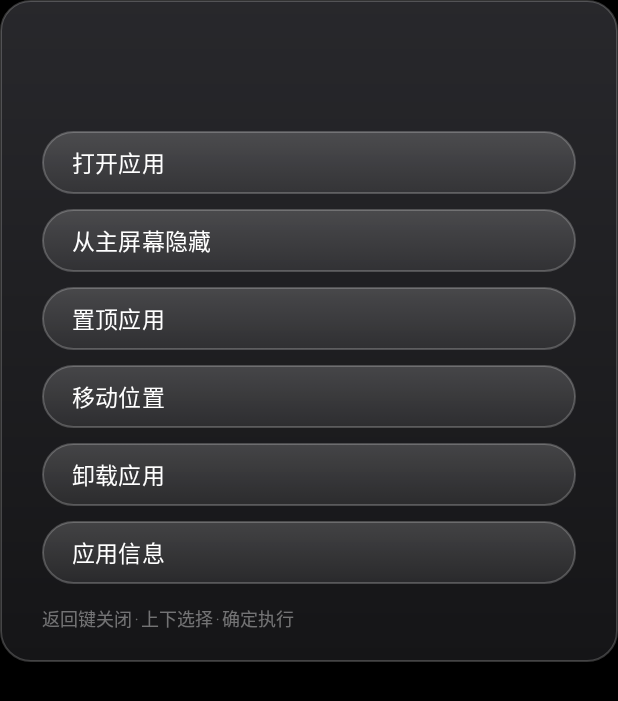
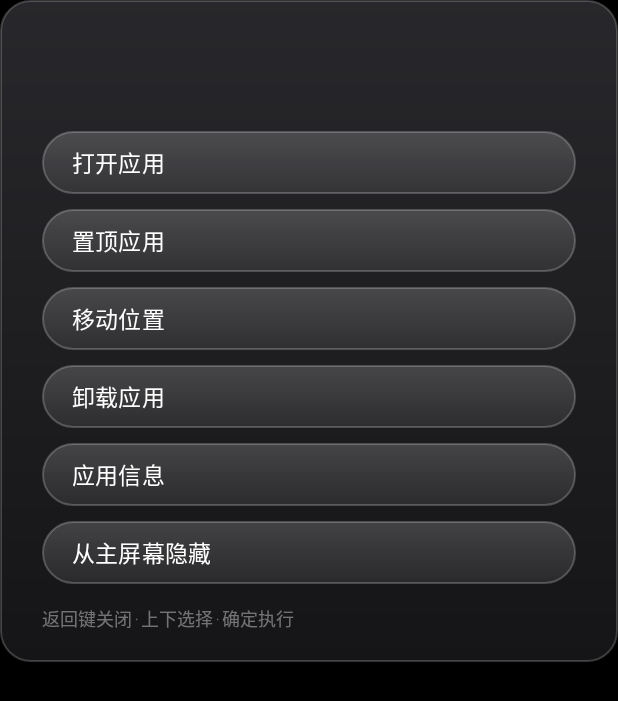
Before and after one commit to jichun29/cleanyourtv-k, an Android app: the layout dialog_tile_actions.xml on its own in the app's theme, with its tools: preview values and no code run, on a phone screen of 412 x 824 dp. Shown: the top 701 px of the screen. Run offline under Robolectric (Android 15) with nearby library versions, the light colour scheme and no system bars.

Commit message:
3.9.24: 长按 OK 菜单「隐藏」放最下 + 修重排模式误触
- 菜单顺序：打开/置顶/移动/卸载/应用信息/隐藏（隐藏从第 2 位移到最下）
- 重排模式里按 OK 不再弹菜单（之前 repeatCount>0 时系统长按判定会冲突）

```diff
--- a/launcher/app/build.gradle
+++ b/launcher/app/build.gradle
@@ -12,8 +12,8 @@ android {
         minSdk 21
         multiDexEnabled true
         targetSdk 34
-        versionCode 53
-        versionName '3.9.23'
+        versionCode 54
+        versionName '3.9.24'
     }
 
     signingConfigs {
--- a/launcher/app/src/main/java/com/gathin/tvhome/MainActivity.java
+++ b/launcher/app/src/main/java/com/gathin/tvhome/MainActivity.java
@@ -962,6 +962,8 @@ public class MainActivity extends Activity implements AppAdapter.TileListener, T
                 }
                 return okHeld || okLongPressFired;
             }
+            // 已经在重排模式里：OK 是「放下」，不是「弹菜单」
+            if (reordering) return false;
             int pos = focusedTilePosition();
             if (pos < 0 || adapter == null) return false;
             AppAdapter.Entry e = adapter.getEntryAt(pos);
--- a/launcher/app/src/main/res/layout/dialog_tile_actions.xml
+++ b/launcher/app/src/main/res/layout/dialog_tile_actions.xml
@@ -52,20 +52,7 @@
             android:paddingEnd="20dp"
             android:text="@string/action_open"
             android:gravity="center_vertical"
-            android:nextFocusUp="@+id/btnInfo"
-            android:nextFocusDown="@+id/btnTop" />
-
-        <TextView
-            android:id="@+id/btnHide"
-            style="@style/TopButton"
-            android:layout_width="match_parent"
-            android:layout_marginStart="0dp"
-            android:layout_marginBottom="10dp"
-            android:paddingStart="20dp"
-            android:paddingEnd="20dp"
-            android:text="@string/action_hide"
-            android:gravity="center_vertical"
-            android:nextFocusUp="@+id/btnOpen"
+            android:nextFocusUp="@+id/btnHide"
             android:nextFocusDown="@+id/btnTop" />
 
         <TextView
@@ -78,7 +65,7 @@
             android:paddingEnd="20dp"
             android:text="@string/action_top"
             android:gravity="center_vertical"
-            android:nextFocusUp="@+id/btnHide"
+            android:nextFocusUp="@+id/btnOpen"
             android:nextFocusDown="@+id/btnMove" />
 
         <TextView
@@ -112,11 +99,24 @@
             style="@style/TopButton"
             android:layout_width="match_parent"
             android:layout_marginStart="0dp"
+            android:layout_marginBottom="10dp"
             android:paddingStart="20dp"
             android:paddingEnd="20dp"
             android:text="@string/action_info"
             android:gravity="center_vertical"
             android:nextFocusUp="@+id/btnDetails"
+            android:nextFocusDown="@+id/btnHide" />
+
+        <TextView
+            android:id="@+id/btnHide"
+            style="@style/TopButton"
+            android:layout_width="match_parent"
+            android:layout_marginStart="0dp"
+            android:paddingStart="20dp"
+            android:paddingEnd="20dp"
+            android:text="@string/action_hide"
+            android:gravity="center_vertical"
+            android:nextFocusUp="@+id/btnInfo"
             android:nextFocusDown="@+id/btnOpen" />
     </LinearLayout>
 
```
